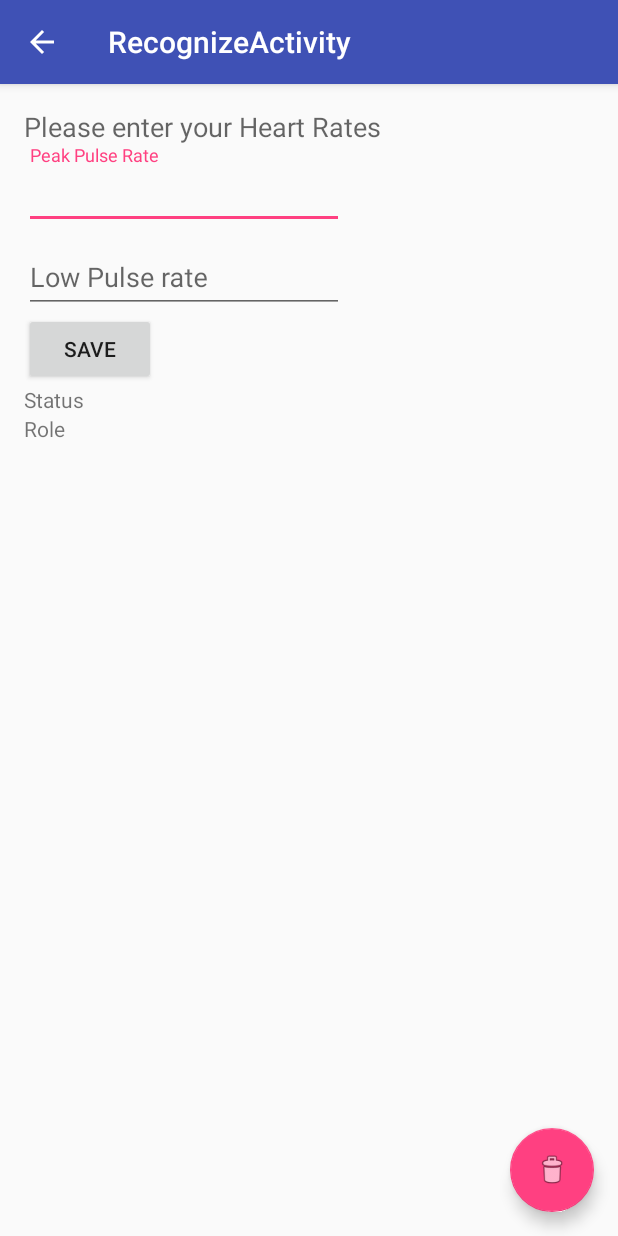
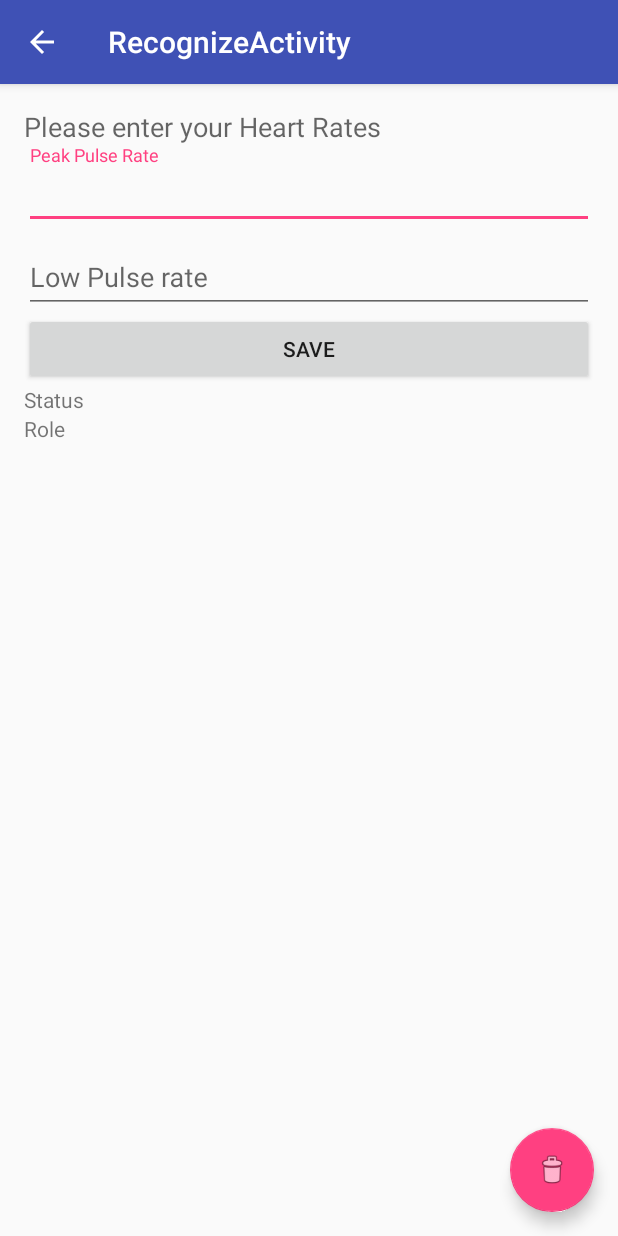
Before and after one commit to PramithaSamarakoon/KeepMerelaxFinal, an Android app: the RecognizeActivity screen opened directly, with no data from a screen before it, on a phone screen of 412 x 824 dp. Run offline under Robolectric (Android 15) with nearby library versions, the phone set to English and light mode, and no system bars.

Commit message:
"Recognized" UI change

```diff
--- a/app/src/main/res/layout/content_recognize.xml
+++ b/app/src/main/res/layout/content_recognize.xml
@@ -28,7 +28,7 @@
             android:layout_width="match_parent"
             android:layout_height="wrap_content">
             <EditText
-                android:layout_width="wrap_content"
+                android:layout_width="match_parent"
                 android:layout_height="wrap_content"
                 android:inputType="number"
                 android:ems="10"
@@ -42,7 +42,7 @@
             android:layout_width="match_parent"
             android:layout_height="wrap_content">
             <EditText
-                android:layout_width="wrap_content"
+                android:layout_width="match_parent"
                 android:layout_height="wrap_content"
                 android:inputType="number"
                 android:ems="10"
@@ -51,7 +51,7 @@
 
         </android.support.design.widget.TextInputLayout>
         <Button
-            android:layout_width="wrap_content"
+            android:layout_width="match_parent"
             android:layout_height="wrap_content"
             android:text="Save"
             android:id="@+id/buttonSaveRecognize"
```
